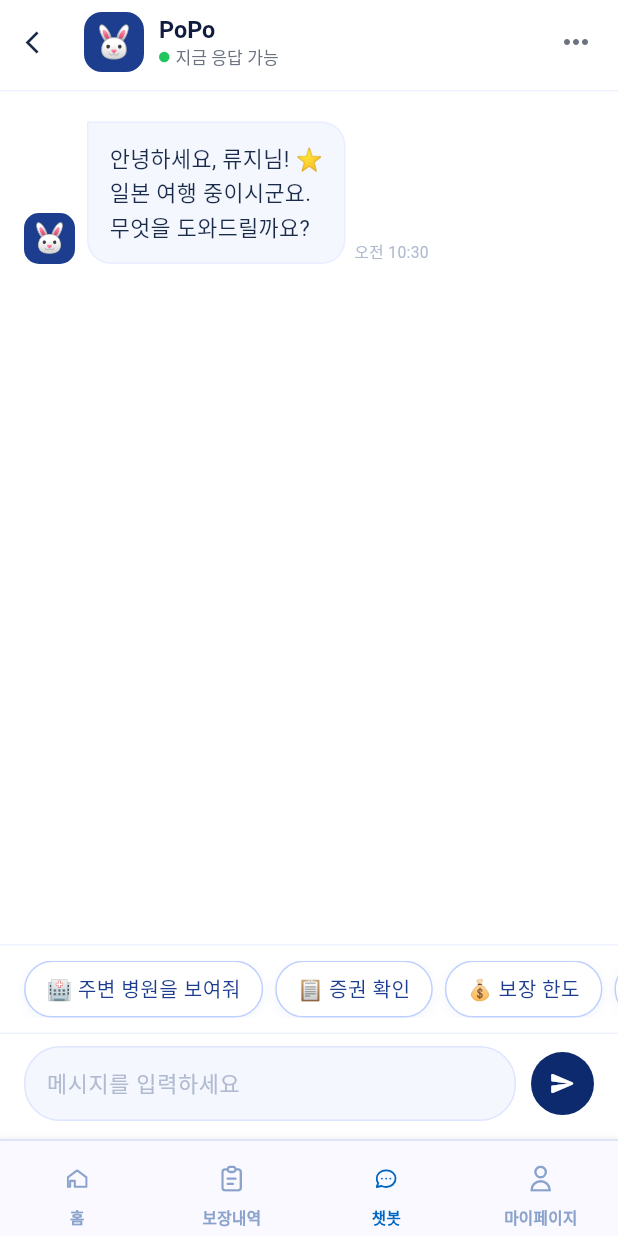
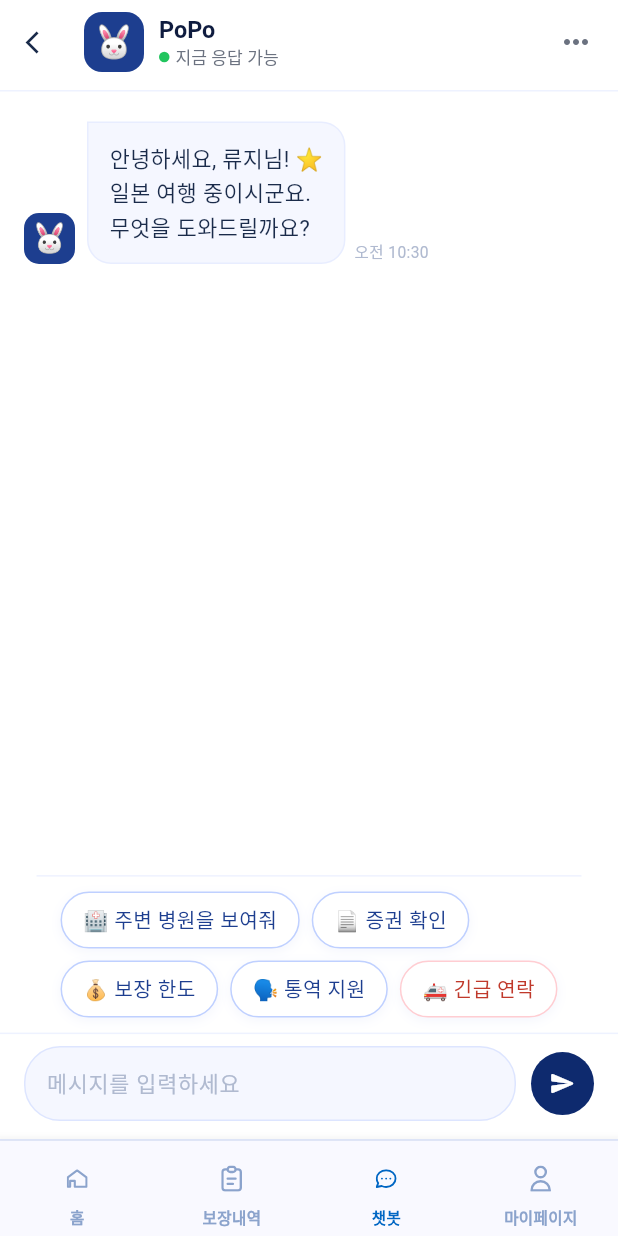
Before and after one commit to Crazy-Capstone/Polight-frontend, a Flutter app: the screen it shows after launch, after a tap on "채팅하기", on a phone screen of 412 x 824 dp. Run offline on Flutter 3.47's test engine with Material 3 defaults, Android fonts, the phone set to English and light mode, and no system bars; our stand-ins replace file_picker, flutter_dotenv, flutter_svg, geocoding, geolocator, google_fonts.

Commit message:
[Feat] 병원 찾기 기능 구현

```diff
--- a/lib/core/models/chat_message.dart
+++ b/lib/core/models/chat_message.dart
@@ -11,7 +11,10 @@ class ChatMessage {
   final List<HospitalResult> hospitals;
   final DateTime timestamp;
 
-  ChatMessage.bot(this.text, {this.hospitals = const []})
+  final double? userLat;
+  final double? userLng;
+
+  ChatMessage.bot(this.text, {this.hospitals = const [], this.userLat, this.userLng})
       : sender = MessageSender.bot,
         contentType = hospitals.isNotEmpty
             ? MessageContentType.hospitalCards
@@ -22,6 +25,8 @@ class ChatMessage {
       : sender = MessageSender.user,
         contentType = MessageContentType.text,
         hospitals = const [],
+        userLat = null,
+        userLng = null,
         timestamp = DateTime.now();
 
   ChatMessage.loading()
@@ -29,6 +34,8 @@ class ChatMessage {
         contentType = MessageContentType.loading,
         text = '',
         hospitals = const [],
+        userLat = null,
+        userLng = null,
         timestamp = DateTime.now();
 
   String get formattedTime {
--- a/lib/main.dart
+++ b/lib/main.dart
@@ -5,8 +5,12 @@ import 'screens/home_screen.dart';
 import 'screens/coverage_screen.dart';
 import 'screens/chatbot_screen.dart';
 import 'screens/mypage_screen.dart';
+import 'package:flutter_dotenv/flutter_dotenv.dart';
 
-void main() {
+
+Future<void> main() async {
+  WidgetsFlutterBinding.ensureInitialized();
+  await dotenv.load(fileName: '.env');
   runApp(const MyApp());
 }
 
@@ -25,6 +29,7 @@ class MyApp extends StatelessWidget {
     );
   }
 }
+
 
 class MainNavigationScreen extends StatefulWidget {
   const MainNavigationScreen({super.key});
--- a/lib/screens/chatbot_screen.dart
+++ b/lib/screens/chatbot_screen.dart
@@ -1,3 +1,4 @@
+import 'dart:developer' as developer;
 import 'dart:math';
 import 'package:flutter/material.dart';
 import '../core/models/chat_message.dart';
@@ -132,7 +133,9 @@ class _ChatbotScreenState extends State<ChatbotScreen> {
           );
         }
       });
-    } catch (_) {
+    } catch (e, s) {
+      developer.log('병원 검색 중 예외 발생',
+          name: 'ChatbotScreen', error: e, stackTrace: s);
       if (!mounted) return;
       setState(() {
         _messages.removeLast();
@@ -514,8 +517,8 @@ class _BotMessageWithCards extends StatelessWidget {
                     Text(
                       text,
                       style: const TextStyle(
-                        fontSize: 14.56,
-                        color: Color(0xFF1A2B4A),
+                        fontSize: 12.48,
+                        color: Color(0xFF001635),
                         height: 1.5,
                       ),
                     ),
@@ -543,9 +546,9 @@ class _QuickReplyBar extends StatelessWidget {
 
   static const _chips = [
     '🏥 주변 병원을 보여줘',
-    '📋 증권 확인',
+    '📄 증권 확인',
     '💰 보장 한도',
-    '💬 통역 지원',
+    '🗣 통역 지원',
     '🚑 긴급 연락',
   ];
 
@@ -555,26 +558,25 @@ class _QuickReplyBar extends StatelessWidget {
       decoration: const BoxDecoration(
         border: Border(top: BorderSide(color: Color(0xFFEEF2FF), width: 1)),
       ),
-      padding: const EdgeInsets.symmetric(vertical: 10),
-      child: SingleChildScrollView(
-        scrollDirection: Axis.horizontal,
-        padding: const EdgeInsets.symmetric(horizontal: 16),
-        child: Row(
+      padding: const EdgeInsets.fromLTRB(16, 10, 16, 10),
+      child: Wrap(
+        spacing: 8,
+        runSpacing: 8,
         children: _chips.map((chip) {
-            return Padding(
-              padding: const EdgeInsets.only(right: 8),
-              child: GestureDetector(
+          final isEmergency = chip.contains('🚑');
+          return GestureDetector(
             onTap: () => onChipTap(chip),
             child: Container(
-                  padding: const EdgeInsets.symmetric(
-                    horizontal: 14,
-                    vertical: 8,
-                  ),
+              padding: const EdgeInsets.symmetric(horizontal: 14, vertical: 8),
               decoration: BoxDecoration(
                 color: Colors.white,
                 borderRadius: BorderRadius.circular(20),
-                    border:
-                        Border.all(color: const Color(0xFFBFD0FF), width: 1),
+                border: Border.all(
+                  color: isEmergency
+                      ? const Color(0xFFFFCDD2)
+                      : const Color(0xFFBFD0FF),
+                  width: 1,
+                ),
                 boxShadow: [
                   BoxShadow(
                     color: const Color(0xFF3B5BDB).withValues(alpha: 0.06),
@@ -585,17 +587,17 @@ class _QuickReplyBar extends StatelessWidget {
               ),
               child: Text(
                 chip,
-                    style: const TextStyle(
+                style: TextStyle(
                   fontSize: 13.52,
                   fontWeight: FontWeight.w500,
-                      color: Color(0xFF1D3E8F),
-                    ),
+                  color: isEmergency
+                      ? const Color(0xFFC0392B)
+                      : const Color(0xFF1D3E8F),
                 ),
               ),
             ),
           );
         }).toList(),
-        ),
       ),
     );
   }
--- a/pubspec.yaml
+++ b/pubspec.yaml
@@ -39,6 +39,10 @@ dependencies:
   file_picker: ^8.0.0
   http: ^1.2.2
   url_launcher: ^6.3.0
+  # google_maps_flutter: ^2.9.0 # 지도 표시
+  permission_handler: ^11.3.1
+  flutter_dotenv: ^5.2.1
+
 
 dev_dependencies:
   flutter_test:
@@ -65,6 +69,7 @@ flutter:
   assets:
     - assets/images/
     - assets/icons/
+    - .env
 
   # To add custom fonts to your application, add a fonts section here,
   # in this "flutter" section. Each entry in this list should have a
```
Also changed, not shown: lib/core/services/hospital_service.dart (+64 -7 lines), lib/models/place.dart (added, +28 -0 lines), lib/services/location_service.dart (added, +20 -0 lines), lib/services/nearby_service.dart (added, +52 -0 lines), lib/widgets/hospital_card.dart (+23 -81 lines), pubspec.lock, 6 other files. Lines whose indentation alone changed are shown as unchanged.
